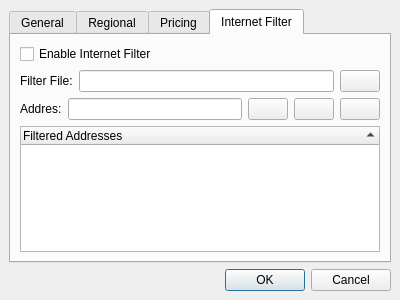
First picture: the form in pykafe/server/settingswindow.ui, repository jnmbk/pykafe, before the edit.
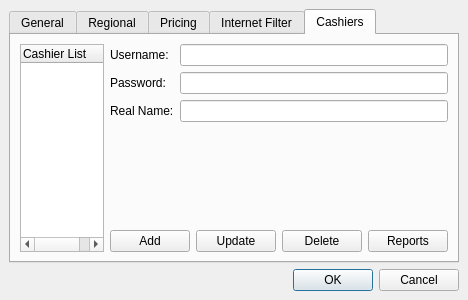
Second picture: the form after the edit. Icons and pictures are not drawn.

Diff of the .ui file:
```diff
--- a/pykafe/server/settingswindow.ui
+++ b/pykafe/server/settingswindow.ui
@@ -5,7 +5,7 @@
    <rect>
     <x>0</x>
     <y>0</y>
-    <width>400</width>
+    <width>468</width>
     <height>300</height>
    </rect>
   </property>
@@ -25,7 +25,7 @@
    <item row="0" column="0" >
     <widget class="QTabWidget" name="tabWidget" >
      <property name="currentIndex" >
-      <number>3</number>
+      <number>4</number>
      </property>
      <widget class="QWidget" name="tab" >
       <attribute name="title" >
@@ -405,6 +405,166 @@
        </item>
       </layout>
      </widget>
+     <widget class="QWidget" name="tab_5" >
+      <attribute name="title" >
+       <string>Cashiers</string>
+      </attribute>
+      <layout class="QGridLayout" >
+       <property name="margin" >
+        <number>9</number>
+       </property>
+       <property name="spacing" >
+        <number>6</number>
+       </property>
+       <item row="1" column="1" >
+        <spacer>
+         <property name="orientation" >
+          <enum>Qt::Vertical</enum>
+         </property>
+         <property name="sizeHint" >
+          <size>
+           <width>20</width>
+           <height>40</height>
+          </size>
+         </property>
+        </spacer>
+       </item>
+       <item rowspan="3" row="0" column="0" >
+        <widget class="QTreeWidget" name="cashiers_treeWidget" >
+         <property name="rootIsDecorated" >
+          <bool>false</bool>
+         </property>
+         <property name="sortingEnabled" >
+          <bool>true</bool>
+         </property>
+         <column>
+          <property name="text" >
+           <string>Cashier List</string>
+          </property>
+         </column>
+        </widget>
+       </item>
+       <item row="0" column="1" >
+        <layout class="QGridLayout" >
+         <property name="margin" >
+          <number>0</number>
+         </property>
+         <property name="spacing" >
+          <number>6</number>
+         </property>
+         <item row="1" column="1" >
+          <widget class="QLineEdit" name="cashiers_password" >
+           <property name="echoMode" >
+            <enum>QLineEdit::Password</enum>
+           </property>
+          </widget>
+         </item>
+         <item row="0" column="1" >
+          <widget class="QLineEdit" name="cashiers_username" />
+         </item>
+         <item row="2" column="0" >
+          <widget class="QLabel" name="textLabel3_2" >
+           <property name="text" >
+            <string>Real Name:</string>
+           </property>
+           <property name="wordWrap" >
+            <bool>false</bool>
+           </property>
+          </widget>
+         </item>
+         <item row="0" column="0" >
+          <widget class="QLabel" name="textLabel1_3" >
+           <property name="text" >
+            <string>Username:</string>
+           </property>
+           <property name="wordWrap" >
+            <bool>false</bool>
+           </property>
+          </widget>
+         </item>
+         <item row="1" column="0" >
+          <widget class="QLabel" name="textLabel2_2" >
+           <property name="text" >
+            <string>Password:</string>
+           </property>
+           <property name="wordWrap" >
+            <bool>false</bool>
+           </property>
+          </widget>
+         </item>
+         <item row="2" column="1" >
+          <widget class="QLineEdit" name="cashiers_realName" />
+         </item>
+        </layout>
+       </item>
+       <item row="2" column="1" >
+        <layout class="QHBoxLayout" >
+         <property name="margin" >
+          <number>0</number>
+         </property>
+         <property name="spacing" >
+          <number>6</number>
+         </property>
+         <item>
+          <spacer>
+           <property name="orientation" >
+            <enum>Qt::Horizontal</enum>
+           </property>
+           <property name="sizeType" >
+            <enum>QSizePolicy::Expanding</enum>
+           </property>
+           <property name="sizeHint" >
+            <size>
+             <width>80</width>
+             <height>20</height>
+            </size>
+           </property>
+          </spacer>
+         </item>
+         <item>
+          <widget class="QPushButton" name="cashiers_addButton" >
+           <property name="text" >
+            <string>Add</string>
+           </property>
+           <property name="icon" >
+            <iconset>../../data/icons/edit_add.png</iconset>
+           </property>
+          </widget>
+         </item>
+         <item>
+          <widget class="QPushButton" name="cashiers_updateButton" >
+           <property name="text" >
+            <string>Update</string>
+           </property>
+           <property name="icon" >
+            <iconset>../../data/icons/reload.png</iconset>
+           </property>
+          </widget>
+         </item>
+         <item>
+          <widget class="QPushButton" name="cashiers_deleteButton" >
+           <property name="text" >
+            <string>Delete</string>
+           </property>
+           <property name="icon" >
+            <iconset>../../data/icons/edit_remove.png</iconset>
+           </property>
+          </widget>
+         </item>
+         <item>
+          <widget class="QPushButton" name="cashiers_reportsButton" >
+           <property name="text" >
+            <string>Reports</string>
+           </property>
+           <property name="icon" >
+            <iconset>../../data/icons/find.png</iconset>
+           </property>
+          </widget>
+         </item>
+        </layout>
+       </item>
+      </layout>
+     </widget>
     </widget>
    </item>
    <item row="1" column="0" >
```
Left out of the diff: 80 changed lines with no effect on the pictures.
